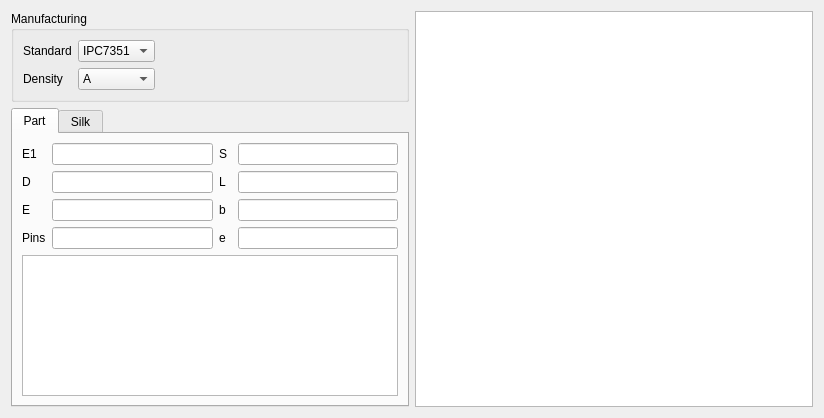
This is package.ui in jlublin/landpatterngen as Qt 5 draws it before an edit. The edited form follows.
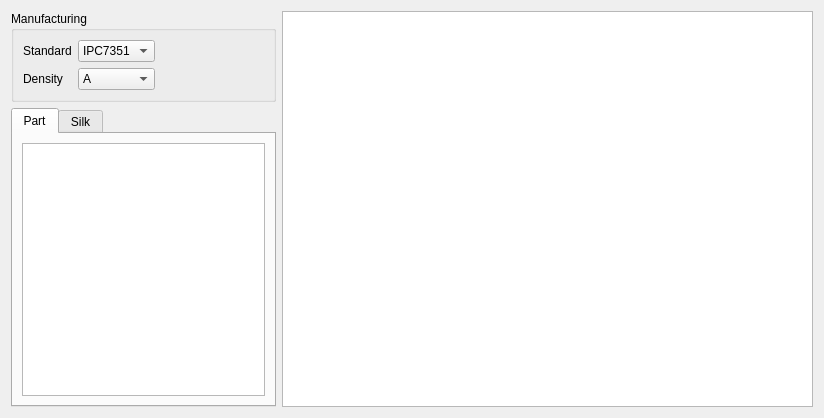
This is the edited form.

```diff
--- a/package.ui
+++ b/package.ui
@@ -13,7 +13,7 @@
   <property name="windowTitle">
    <string>Form</string>
   </property>
-  <layout class="QHBoxLayout" name="horizontalLayout">
+  <layout class="QHBoxLayout" name="horizontalLayout" stretch="1,2">
    <item>
     <layout class="QVBoxLayout" name="verticalLayout" stretch="0,0">
      <item>
@@ -99,88 +99,7 @@
         </attribute>
         <layout class="QVBoxLayout" name="vert34">
          <item>
-          <layout class="QGridLayout" name="gridLayout_3">
-           <item row="0" column="1">
-            <widget class="QLineEdit" name="lineEdit"/>
-           </item>
-           <item row="2" column="1">
-            <widget class="QLineEdit" name="lineEdit_3"/>
-           </item>
-           <item row="3" column="0">
-            <widget class="QLabel" name="label_9">
-             <property name="text">
-              <string>Pins</string>
-             </property>
-            </widget>
-           </item>
-           <item row="1" column="0">
-            <widget class="QLabel" name="label_4">
-             <property name="text">
-              <string>D</string>
-             </property>
-            </widget>
-           </item>
-           <item row="0" column="4">
-            <widget class="QLineEdit" name="lineEdit_4"/>
-           </item>
-           <item row="0" column="0">
-            <widget class="QLabel" name="label_3">
-             <property name="text">
-              <string>E1</string>
-             </property>
-            </widget>
-           </item>
-           <item row="2" column="0">
-            <widget class="QLabel" name="label_5">
-             <property name="text">
-              <string>E</string>
-             </property>
-            </widget>
-           </item>
-           <item row="2" column="2">
-            <widget class="QLabel" name="label_8">
-             <property name="text">
-              <string>b</string>
-             </property>
-            </widget>
-           </item>
-           <item row="2" column="4">
-            <widget class="QLineEdit" name="lineEdit_6"/>
-           </item>
-           <item row="3" column="4">
-            <widget class="QLineEdit" name="lineEdit_8"/>
-           </item>
-           <item row="1" column="1">
-            <widget class="QLineEdit" name="lineEdit_2"/>
-           </item>
-           <item row="0" column="2" colspan="2">
-            <widget class="QLabel" name="label_6">
-             <property name="text">
-              <string>S</string>
-             </property>
-            </widget>
-           </item>
-           <item row="1" column="2">
-            <widget class="QLabel" name="label_7">
-             <property name="text">
-              <string>L</string>
-             </property>
-            </widget>
-           </item>
-           <item row="3" column="1">
-            <widget class="QLineEdit" name="lineEdit_7"/>
-           </item>
-           <item row="3" column="2">
-            <widget class="QLabel" name="label_10">
-             <property name="text">
-              <string>e</string>
-             </property>
-            </widget>
-           </item>
-           <item row="1" column="4">
-            <widget class="QLineEdit" name="lineEdit_5"/>
-           </item>
-          </layout>
+          <layout class="QGridLayout" name="grid_values"/>
          </item>
          <item>
           <widget class="QGraphicsView" name="graphicsView_2"/>
```
Left out of the diff: 2 changed lines with no effect on the pictures.
